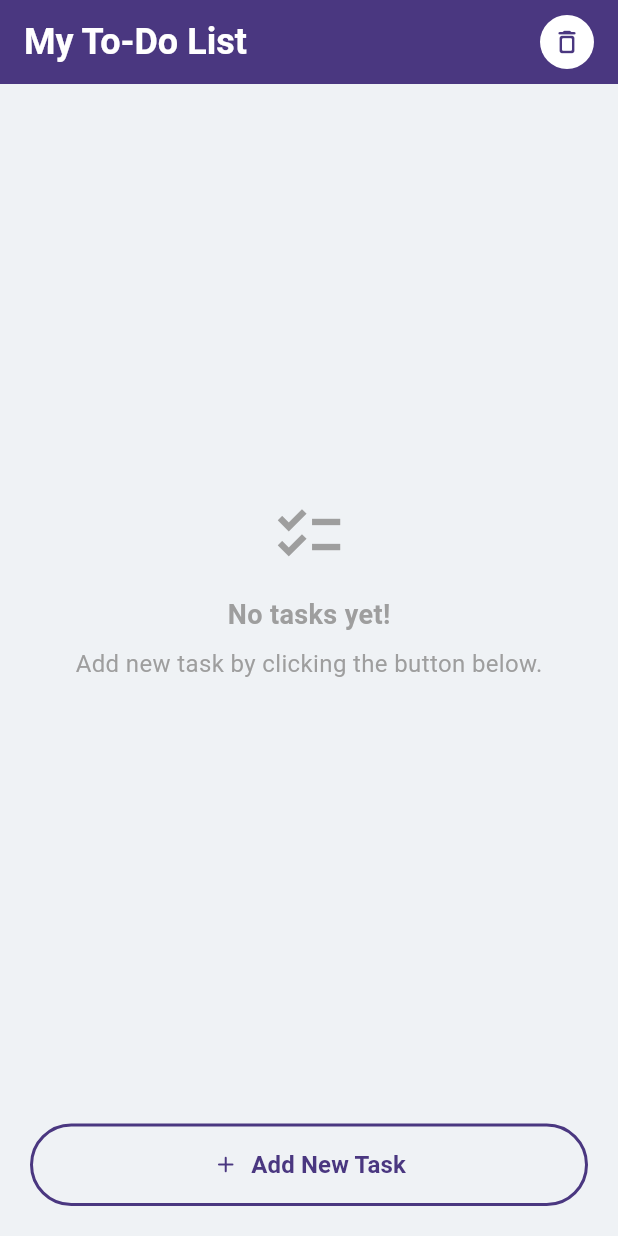
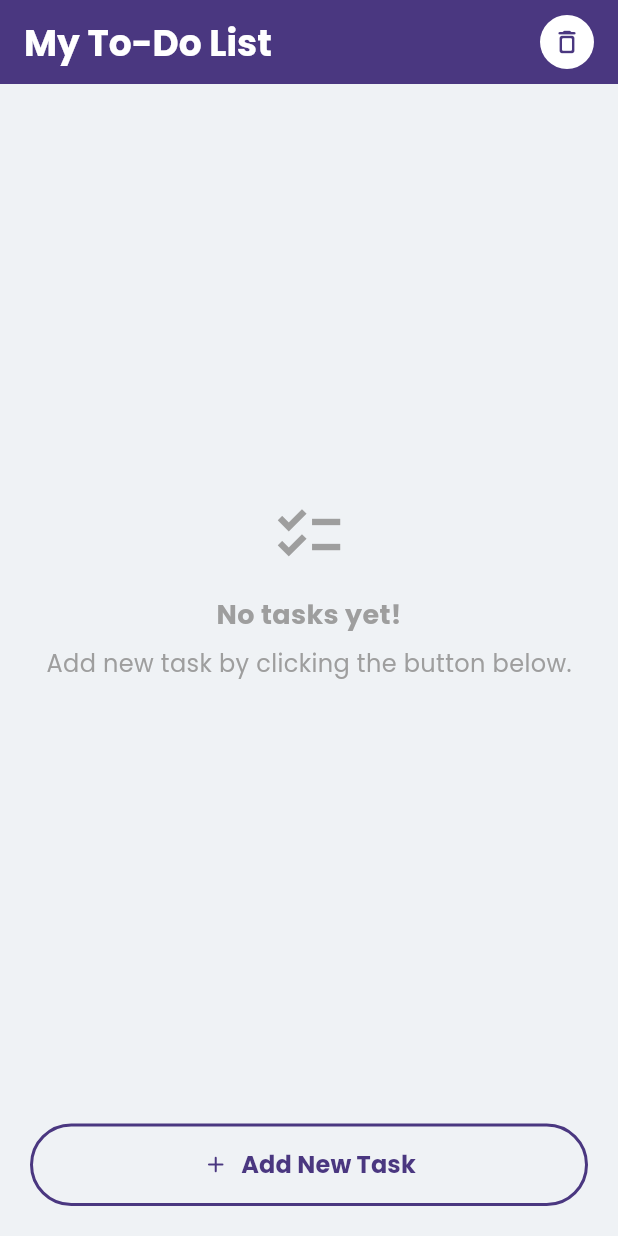
Before and after one commit to jeeesher/checklist_to_do_app, a Flutter app: the screen it shows after launch, on a phone screen of 412 x 824 dp. Run offline on Flutter 3.47's test engine with Material 3 defaults, Android fonts, the phone set to English and light mode, and no system bars; our stand-ins replace flutter_bloc, google_fonts, shared_preferences.

Commit message:
Added google_fonts dependency

```diff
--- a/lib/main.dart
+++ b/lib/main.dart
@@ -3,6 +3,7 @@ import 'package:checklist_to_do_app/module/task/data/repositories/task.repositor
 import 'package:checklist_to_do_app/module/task/domain/cubit/task_cubit.dart';
 import 'package:flutter/material.dart';
 import 'package:flutter_bloc/flutter_bloc.dart';
+import 'package:google_fonts/google_fonts.dart';
 
 void main() {
   runApp(const MainApp());
@@ -17,6 +18,11 @@ class MainApp extends StatelessWidget {
       create: (context) => TaskCubit(TaskRepository())..loadTasks(),
       child: MaterialApp(
         title: 'Checklist To-Do App',
+        theme: ThemeData(
+          textTheme: GoogleFonts.poppinsTextTheme(
+            Theme.of(context).textTheme,
+          ),
+        ),
         home: ChecklistPage(),
         debugShowCheckedModeBanner: false,
       ),
--- a/pubspec.yaml
+++ b/pubspec.yaml
@@ -36,6 +36,7 @@ dependencies:
   cupertino_icons: ^1.0.8
   flutter_bloc: ^9.1.1
   shared_preferences: ^2.5.3
+  google_fonts: ^6.2.1
 
 dev_dependencies:
   flutter_test:
```
Also changed, not shown: pubspec.lock.
